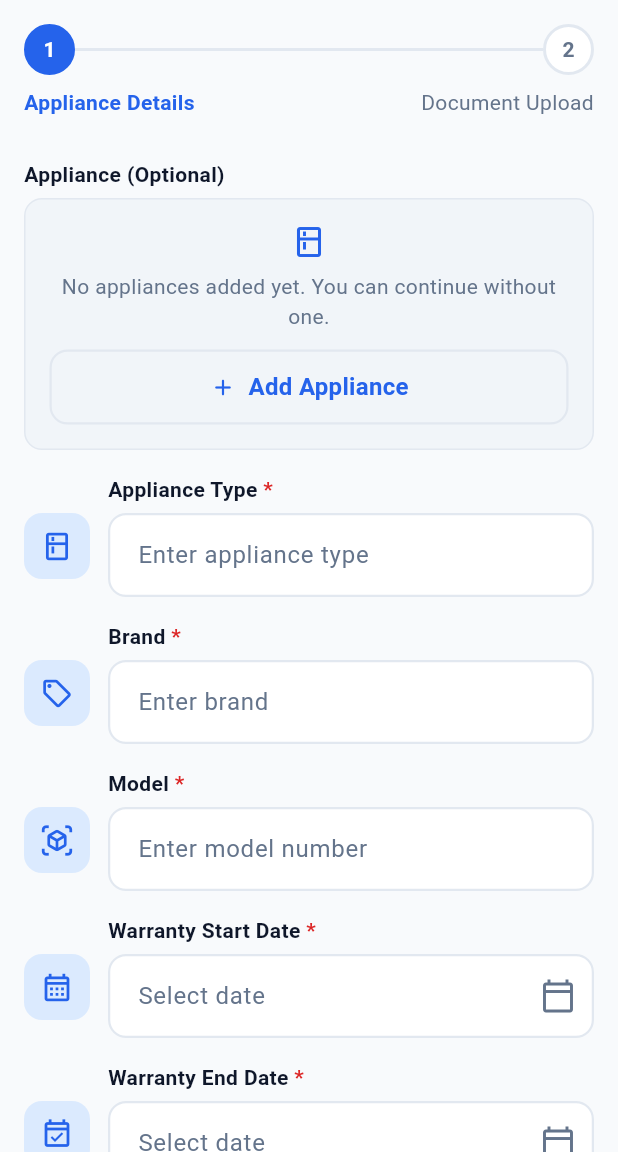
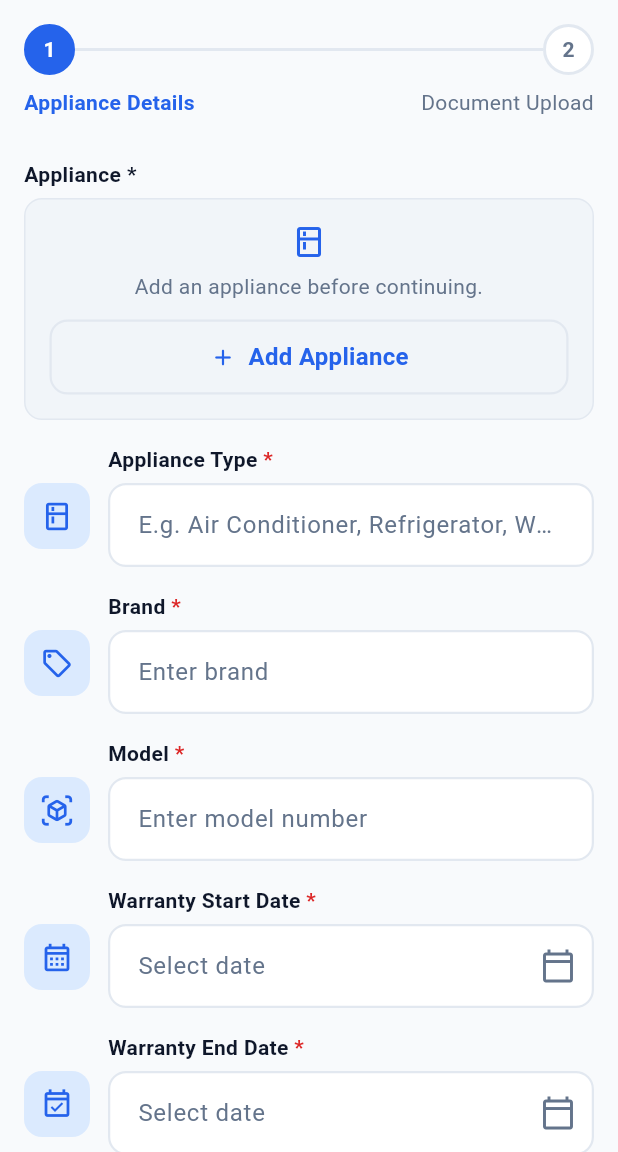
Before and after one commit to Sherin1229/IT3060HCI2026_Home_Maintenance_Reminder_App_WE_113, a Flutter app: the AddWarrantyScreen screen opened by its route, on a phone screen of 412 x 824 dp, the part 84-1236 px from its top. Run offline on Flutter 3.47's test engine with Material 3 defaults, Android fonts, the phone set to English and light mode, and no system bars; our stand-ins replace cloud_firestore, file_picker, firebase_auth, firebase_core, firebase_messaging, flutter_local_notifications and 5 more; accounts and stored records are empty.

Commit message:
feat: require warranty appliance link and enable free-text appliance type

```diff
--- a/lib/screens/warranties/add_warranty_screen.dart
+++ b/lib/screens/warranties/add_warranty_screen.dart
@@ -6,7 +6,7 @@ import '../../utils/constants.dart';
 import '../../widgets/appliance_selection_field.dart';
 
 class WarrantyDraft {
-  final String? applianceId;
+  final String applianceId;
   final String applianceType;
   final String brand;
   final String model;
@@ -16,7 +16,7 @@ class WarrantyDraft {
   final String notes;
 
   const WarrantyDraft({
-    this.applianceId,
+    required this.applianceId,
     required this.applianceType,
     required this.brand,
     required this.model,
@@ -48,6 +48,7 @@ class _AddWarrantyScreenState extends State<AddWarrantyScreen> {
   DateTime? _endDate;
   bool _hasAttemptedValidation = false;
   String? _selectedApplianceId;
+  String? _applianceError;
 
   @override
   void dispose() {
@@ -125,14 +126,20 @@ class _AddWarrantyScreenState extends State<AddWarrantyScreen> {
   void _continueToNextStep() {
     FocusScope.of(context).unfocus();
 
-    _hasAttemptedValidation = true;
+    setState(() {
+      _hasAttemptedValidation = true;
+      _applianceError = _selectedApplianceId == null
+          ? 'Please select an appliance.'
+          : null;
+    });
 
-    if (!(_formKey.currentState?.validate() ?? false)) return;
+    final isFormValid = _formKey.currentState?.validate() ?? false;
+    if (!isFormValid || _applianceError != null) return;
 
     context.push(
       '/add-warranty/document',
       extra: WarrantyDraft(
-        applianceId: _selectedApplianceId,
+        applianceId: _selectedApplianceId!,
         applianceType: _applianceTypeController.text.trim(),
         brand: _brandController.text.trim(),
         model: _modelController.text.trim(),
@@ -172,10 +179,18 @@ class _AddWarrantyScreenState extends State<AddWarrantyScreen> {
               const _WarrantyStepIndicator(),
               const SizedBox(height: 28),
               ApplianceSelectionField(
-                label: 'Appliance (Optional)',
+                label: 'Appliance *',
+                isRequired: true,
+                errorText: _applianceError,
                 selectedApplianceId: _selectedApplianceId,
                 onChanged: (appliance) {
-                  setState(() => _selectedApplianceId = appliance?.id);
+                  setState(() {
+                    _selectedApplianceId = appliance?.id;
+                    _applianceError = appliance == null &&
+                            _hasAttemptedValidation
+                        ? 'Please select an appliance.'
+                        : null;
+                  });
                   if (appliance != null) {
                     _applianceTypeController.text = appliance.category;
                     _brandController.text = appliance.brand;
@@ -193,7 +208,8 @@ class _AddWarrantyScreenState extends State<AddWarrantyScreen> {
                   controller: _applianceTypeController,
                   textInputAction: TextInputAction.next,
                   decoration: const InputDecoration(
-                    hintText: 'Enter appliance type',
+                    hintText:
+                        'E.g. Air Conditioner, Refrigerator, Washing Machine',
                   ),
                   onChanged: (_) => _revalidateAfterChange(),
                   validator: (value) =>
--- a/lib/widgets/appliance_selection_field.dart
+++ b/lib/widgets/appliance_selection_field.dart
@@ -10,12 +10,16 @@ class ApplianceSelectionField extends StatelessWidget {
   final String? selectedApplianceId;
   final ValueChanged<ApplianceModel?> onChanged;
   final String label;
+  final bool isRequired;
+  final String? errorText;
 
   const ApplianceSelectionField({
     super.key,
     required this.selectedApplianceId,
     required this.onChanged,
     this.label = 'Appliance (Optional)',
+    this.isRequired = false,
+    this.errorText,
   });
 
   @override
@@ -43,6 +47,7 @@ class ApplianceSelectionField extends StatelessWidget {
             label: label,
             message: 'Unable to load appliances. Please try again.',
             icon: Icons.error_outline_rounded,
+            errorText: errorText,
           );
         }
 
@@ -51,8 +56,11 @@ class ApplianceSelectionField extends StatelessWidget {
             !selectedMissing) {
           return _ApplianceSelectorMessage(
             label: label,
-            message: 'No appliances added yet. You can continue without one.',
+            message: isRequired
+                ? 'Add an appliance before continuing.'
+                : 'No appliances added yet. You can continue without one.',
             icon: Icons.kitchen_outlined,
+            errorText: errorText,
             action: OutlinedButton.icon(
               onPressed: () => context.push('/appliances/add'),
               icon: const Icon(Icons.add_rounded),
@@ -86,13 +94,17 @@ class ApplianceSelectionField extends StatelessWidget {
                 hintText:
                     snapshot.connectionState == ConnectionState.waiting
                         ? 'Loading appliances...'
+                        : isRequired
+                        ? 'Select appliance'
                         : 'No linked appliance',
+                errorText: errorText,
                 prefixIcon: const Icon(
                   Icons.kitchen_outlined,
                 ),
               ),
 
               items: [
+                if (!isRequired)
                   const DropdownMenuItem<String?>(
                     value: null,
                     child: Text(
@@ -179,12 +191,14 @@ class _ApplianceSelectorMessage extends StatelessWidget {
   final String message;
   final IconData icon;
   final Widget? action;
+  final String? errorText;
 
   const _ApplianceSelectorMessage({
     required this.label,
     required this.message,
     required this.icon,
     this.action,
+    this.errorText,
   });
 
   @override
@@ -236,6 +250,18 @@ class _ApplianceSelectorMessage extends StatelessWidget {
             ],
           ),
         ),
+        if (errorText != null) ...[
+          const SizedBox(height: 6),
+          Padding(
+            padding: const EdgeInsets.symmetric(horizontal: 12),
+            child: Text(
+              errorText!,
+              style: Theme.of(context).textTheme.bodySmall?.copyWith(
+                    color: Theme.of(context).colorScheme.error,
+                  ),
+            ),
+          ),
+        ],
       ],
     );
   }
```
Also changed, not shown: lib/screens/warranties/edit_warranty_screen.dart (+34 -37 lines), lib/services/warranty_service.dart (+22 -5 lines). Lines whose indentation alone changed are shown as unchanged.
